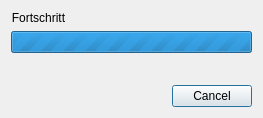
Above: src/gui/windows/MonitorDialog.ui from startkladde/startkladde before the change. Below: the same form after it.
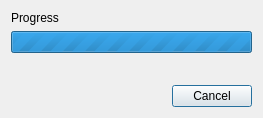
That is the form after the change.

Diff of the .ui file:
```diff
--- a/src/gui/windows/MonitorDialog.ui
+++ b/src/gui/windows/MonitorDialog.ui
@@ -23,7 +23,7 @@
       </sizepolicy>
      </property>
      <property name="text">
-      <string>Fortschritt</string>
+      <string>Progress</string>
      </property>
      <property name="alignment">
       <set>Qt::AlignCenter</set>
```
